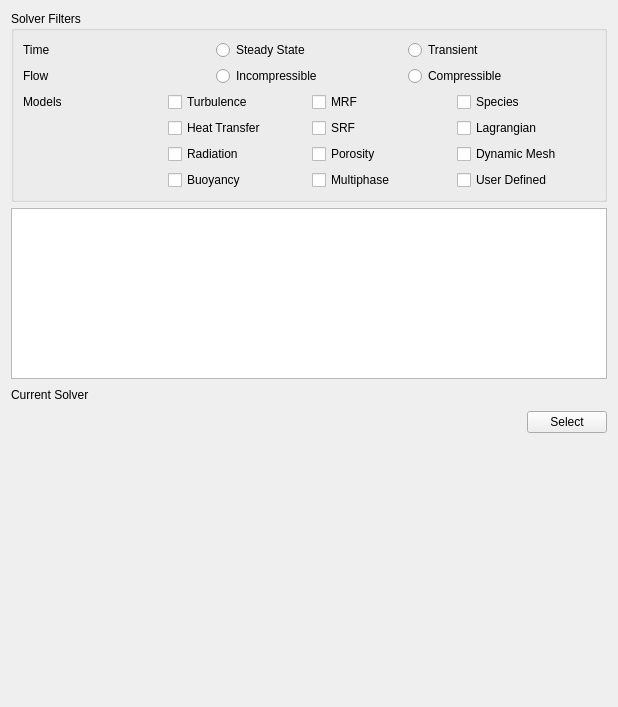
First picture: the form in GUIDialog/GUICalculateDialog/SetupWidget.ui, repository eeaapp6/AppFlow-Agent, before the edit.
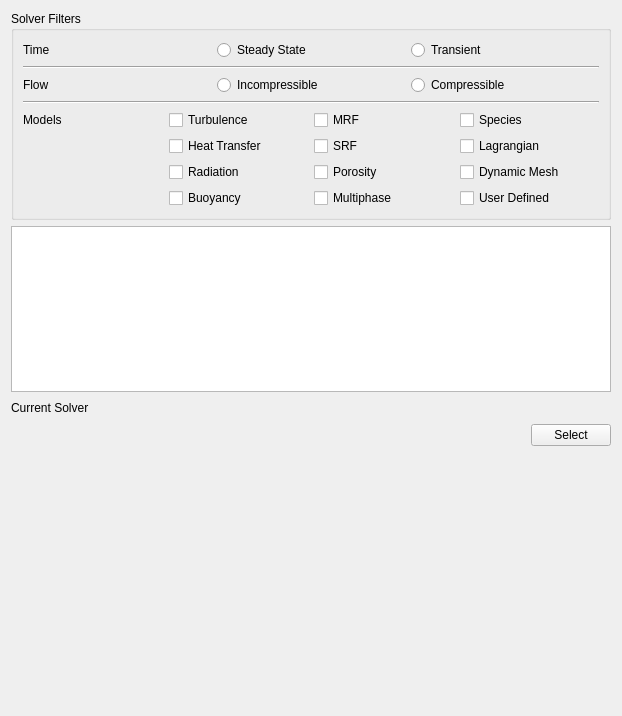
Second picture: the form after the edit.

```diff
--- a/GUIDialog/GUICalculateDialog/SetupWidget.ui
+++ b/GUIDialog/GUICalculateDialog/SetupWidget.ui
@@ -6,8 +6,8 @@
    <rect>
     <x>0</x>
     <y>0</y>
-    <width>618</width>
-    <height>707</height>
+    <width>622</width>
+    <height>716</height>
    </rect>
   </property>
   <property name="windowTitle">
@@ -118,119 +118,133 @@
       </item>
       <item row="1" column="0">
        <layout class="QGridLayout" name="gridLayout_5">
-        <item row="0" column="0">
-         <widget class="QLabel" name="label_2">
-          <property name="text">
-           <string>Flow</string>
-          </property>
-         </widget>
-        </item>
-        <item row="0" column="1">
-         <widget class="QRadioButton" name="radioButton_Incompressible">
-          <property name="text">
-           <string>Incompressible</string>
-          </property>
-         </widget>
-        </item>
-        <item row="0" column="2">
+        <item row="1" column="2">
          <widget class="QRadioButton" name="radioButton_Compressible">
           <property name="text">
            <string>Compressible</string>
           </property>
          </widget>
         </item>
+        <item row="1" column="1">
+         <widget class="QRadioButton" name="radioButton_Incompressible">
+          <property name="text">
+           <string>Incompressible</string>
+          </property>
+         </widget>
+        </item>
+        <item row="1" column="0">
+         <widget class="QLabel" name="label_2">
+          <property name="text">
+           <string>Flow</string>
+          </property>
+         </widget>
+        </item>
+        <item row="0" column="0" colspan="3">
+         <widget class="Line" name="line">
+          <property name="orientation">
+           <enum>Qt::Horizontal</enum>
+          </property>
+         </widget>
+        </item>
        </layout>
       </item>
       <item row="2" column="0">
        <layout class="QGridLayout" name="gridLayout_3">
-        <item row="0" column="0">
-         <widget class="QLabel" name="label_3">
+        <item row="4" column="3">
+         <widget class="QCheckBox" name="checkBox_UserDefined">
           <property name="text">
-           <string>Models</string>
+           <string>User Defined</string>
           </property>
          </widget>
         </item>
-        <item row="0" column="1">
-         <widget class="QCheckBox" name="checkBox_Turbulence">
-          <property name="text">
-           <string>Turbulence</string>
-          </property>
-         </widget>
-        </item>
-        <item row="0" column="2">
-         <widget class="QCheckBox" name="checkBox_MRF">
-          <property name="text">
-           <string>MRF</string>
-          </property>
-         </widget>
-        </item>
-        <item row="0" column="3">
-         <widget class="QCheckBox" name="checkBox_Species">
-          <property name="text">
-           <string>Species</string>
-          </property>
-         </widget>
-        </item>
-        <item row="1" column="1">
-         <widget class="QCheckBox" name="checkBox_HeatTransfer">
-          <property name="text">
-           <string>Heat Transfer</string>
-          </property>
-         </widget>
-        </item>
-        <item row="1" column="2">
+        <item row="2" column="2">
          <widget class="QCheckBox" name="checkBox_SRF">
           <property name="text">
            <string>SRF</string>
           </property>
          </widget>
         </item>
-        <item row="1" column="3">
-         <widget class="QCheckBox" name="checkBox_Lagrangian">
-          <property name="text">
-           <string>Lagrangian</string>
-          </property>
-         </widget>
-        </item>
-        <item row="2" column="1">
+        <item row="3" column="1">
          <widget class="QCheckBox" name="checkBox_Radiation">
           <property name="text">
            <string>Radiation</string>
           </property>
          </widget>
         </item>
-        <item row="2" column="2">
-         <widget class="QCheckBox" name="checkBox_Porosity">
-          <property name="text">
-           <string>Porosity</string>
-          </property>
-         </widget>
-        </item>
         <item row="2" column="3">
+         <widget class="QCheckBox" name="checkBox_Lagrangian">
+          <property name="text">
+           <string>Lagrangian</string>
+          </property>
+         </widget>
+        </item>
+        <item row="3" column="3">
          <widget class="QCheckBox" name="checkBox_DynamicMesh">
           <property name="text">
            <string>Dynamic Mesh</string>
           </property>
          </widget>
         </item>
-        <item row="3" column="1">
+        <item row="2" column="1">
+         <widget class="QCheckBox" name="checkBox_HeatTransfer">
+          <property name="text">
+           <string>Heat Transfer</string>
+          </property>
+         </widget>
+        </item>
+        <item row="1" column="1">
+         <widget class="QCheckBox" name="checkBox_Turbulence">
+          <property name="text">
+           <string>Turbulence</string>
+          </property>
+         </widget>
+        </item>
+        <item row="1" column="0">
+         <widget class="QLabel" name="label_3">
+          <property name="text">
+           <string>Models</string>
+          </property>
+         </widget>
+        </item>
+        <item row="3" column="2">
+         <widget class="QCheckBox" name="checkBox_Porosity">
+          <property name="text">
+           <string>Porosity</string>
+          </property>
+         </widget>
+        </item>
+        <item row="1" column="2">
+         <widget class="QCheckBox" name="checkBox_MRF">
+          <property name="text">
+           <string>MRF</string>
+          </property>
+         </widget>
+        </item>
+        <item row="1" column="3">
+         <widget class="QCheckBox" name="checkBox_Species">
+          <property name="text">
+           <string>Species</string>
+          </property>
+         </widget>
+        </item>
+        <item row="4" column="1">
          <widget class="QCheckBox" name="checkBox_Buoyancy">
           <property name="text">
            <string>Buoyancy</string>
           </property>
          </widget>
         </item>
-        <item row="3" column="2">
+        <item row="4" column="2">
          <widget class="QCheckBox" name="checkBox_Multiphase">
           <property name="text">
            <string>Multiphase</string>
           </property>
          </widget>
         </item>
-        <item row="3" column="3">
-         <widget class="QCheckBox" name="checkBox_UserDefined">
-          <property name="text">
-           <string>User Defined</string>
+        <item row="0" column="0" colspan="4">
+         <widget class="Line" name="line_2">
+          <property name="orientation">
+           <enum>Qt::Horizontal</enum>
           </property>
          </widget>
         </item>
```
